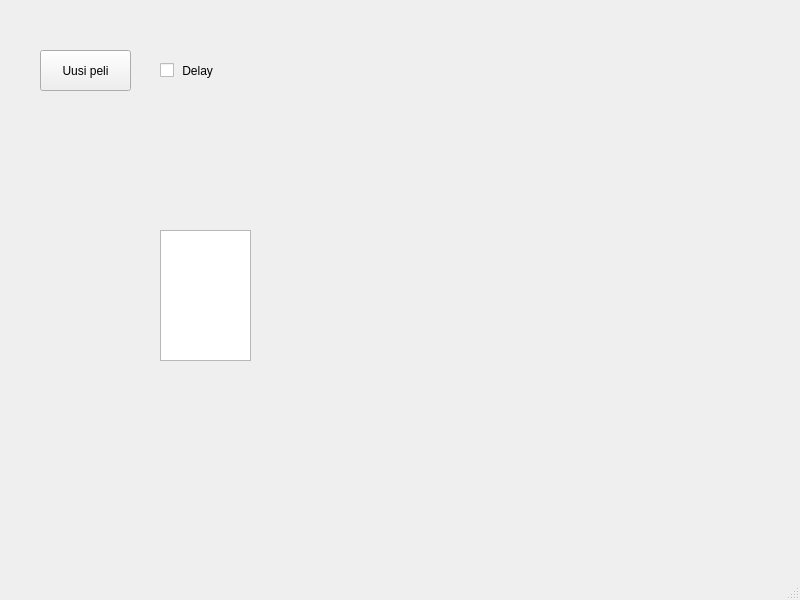
This is student/13/match3/mainwindow.ui in juhsul/match3 as Qt 5 draws it before an edit. The edited form follows.
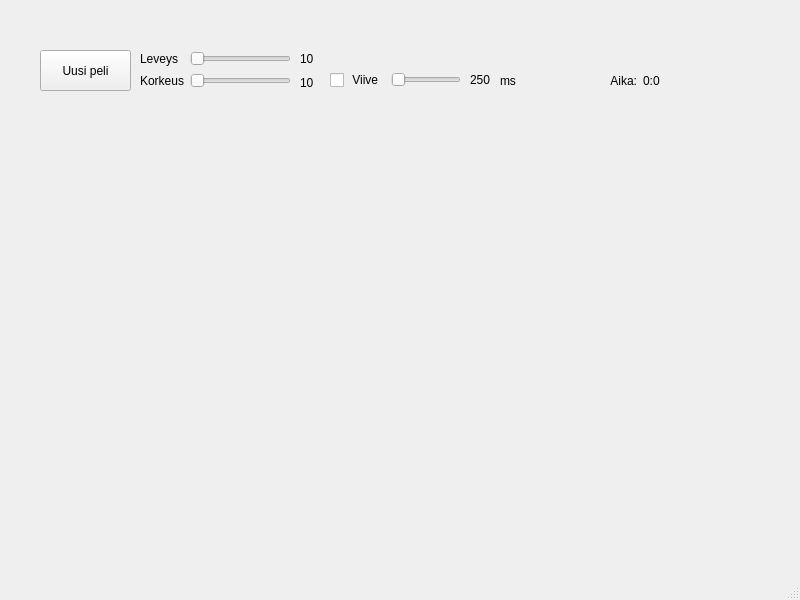
This is the edited form.

Commit message: widgettejen lisäys

Diff of the .ui file:
```diff
--- a/student/13/match3/mainwindow.ui
+++ b/student/13/match3/mainwindow.ui
@@ -2,6 +2,9 @@
 <ui version="4.0">
  <class>MainWindow</class>
  <widget class="QMainWindow" name="MainWindow">
+  <property name="enabled">
+   <bool>true</bool>
+  </property>
   <property name="geometry">
    <rect>
     <x>0</x>
@@ -17,10 +20,10 @@
    <widget class="QGraphicsView" name="graphicsView">
     <property name="geometry">
      <rect>
-      <x>160</x>
-      <y>230</y>
-      <width>91</width>
-      <height>131</height>
+      <x>0</x>
+      <y>0</y>
+      <width>0</width>
+      <height>0</height>
      </rect>
     </property>
    </widget>
@@ -37,19 +40,159 @@
      <string>Uusi peli</string>
     </property>
    </widget>
-   <widget class="QCheckBox" name="delay_box">
+   <widget class="QWidget" name="gridLayoutWidget">
     <property name="geometry">
      <rect>
-      <x>160</x>
+      <x>140</x>
       <y>50</y>
-      <width>81</width>
+      <width>151</width>
       <height>41</height>
      </rect>
     </property>
+    <layout class="QGridLayout" name="gridLayout">
+     <item row="1" column="1">
+      <widget class="QSlider" name="horizontal_slider_y">
+       <property name="orientation">
+        <enum>Qt::Horizontal</enum>
+       </property>
+      </widget>
+     </item>
+     <item row="1" column="0">
+      <widget class="QLabel" name="label_height">
+       <property name="text">
+        <string>Korkeus</string>
+       </property>
+      </widget>
+     </item>
+     <item row="0" column="1">
+      <widget class="QSlider" name="horizontal_slider_x">
+       <property name="orientation">
+        <enum>Qt::Horizontal</enum>
+       </property>
+      </widget>
+     </item>
+     <item row="0" column="0">
+      <widget class="QLabel" name="label_width">
+       <property name="text">
+        <string>Leveys</string>
+       </property>
+      </widget>
+     </item>
+    </layout>
+   </widget>
+   <widget class="QWidget" name="gridLayoutWidget_2">
+    <property name="geometry">
+     <rect>
+      <x>300</x>
+      <y>50</y>
+      <width>21</width>
+      <height>41</height>
+     </rect>
+    </property>
+    <layout class="QGridLayout" name="gridLayout_2">
+     <item row="0" column="0">
+      <widget class="QLabel" name="label_x">
+       <property name="text">
+        <string>10</string>
+       </property>
+      </widget>
+     </item>
+     <item row="1" column="0">
+      <widget class="QLabel" name="label_y">
+       <property name="text">
+        <string>10</string>
+       </property>
+      </widget>
+     </item>
+    </layout>
+   </widget>
+   <widget class="QWidget" name="gridLayoutWidget_3">
+    <property name="geometry">
+     <rect>
+      <x>330</x>
+      <y>70</y>
+      <width>131</width>
+      <height>21</height>
+     </rect>
+    </property>
+    <layout class="QGridLayout" name="gridLayout_3">
+     <item row="0" column="0">
+      <widget class="QCheckBox" name="delay_box">
+       <property name="text">
+        <string> Viive</string>
+       </property>
+      </widget>
+     </item>
+     <item row="0" column="1">
+      <widget class="QSlider" name="horizontal_slider_delay">
+       <property name="orientation">
+        <enum>Qt::Horizontal</enum>
+       </property>
+      </widget>
+     </item>
+    </layout>
+   </widget>
+   <widget class="QLabel" name="label_delay">
+    <property name="geometry">
+     <rect>
+      <x>470</x>
+      <y>70</y>
+      <width>71</width>
+      <height>20</height>
+     </rect>
+    </property>
     <property name="text">
-     <string> Delay</string>
+     <string>250</string>
     </property>
    </widget>
+   <widget class="QLabel" name="ms">
+    <property name="geometry">
+     <rect>
+      <x>500</x>
+      <y>70</y>
+      <width>47</width>
+      <height>21</height>
+     </rect>
+    </property>
+    <property name="text">
+     <string>ms</string>
+    </property>
+   </widget>
+   <widget class="QWidget" name="gridLayoutWidget_4">
+    <property name="geometry">
+     <rect>
+      <x>560</x>
+      <y>60</y>
+      <width>160</width>
+      <height>41</height>
+     </rect>
+    </property>
+    <layout class="QGridLayout" name="gridLayout_4">
+     <item row="0" column="2">
+      <widget class="QLabel" name="label_time">
+       <property name="sizePolicy">
+        <sizepolicy hsizetype="Preferred" vsizetype="Preferred">
+         <horstretch>0</horstretch>
+         <verstretch>0</verstretch>
+        </sizepolicy>
+       </property>
+       <property name="text">
+        <string>0:0</string>
+       </property>
+      </widget>
+     </item>
+     <item row="0" column="1">
+      <widget class="QLabel" name="label_time_title">
+       <property name="text">
+        <string>Aika:</string>
+       </property>
+       <property name="alignment">
+        <set>Qt::AlignRight|Qt::AlignTrailing|Qt::AlignVCenter</set>
+       </property>
+      </widget>
+     </item>
+    </layout>
+   </widget>
   </widget>
   <widget class="QMenuBar" name="menubar">
    <property name="geometry">
```
The commit also changes 2 other files.
